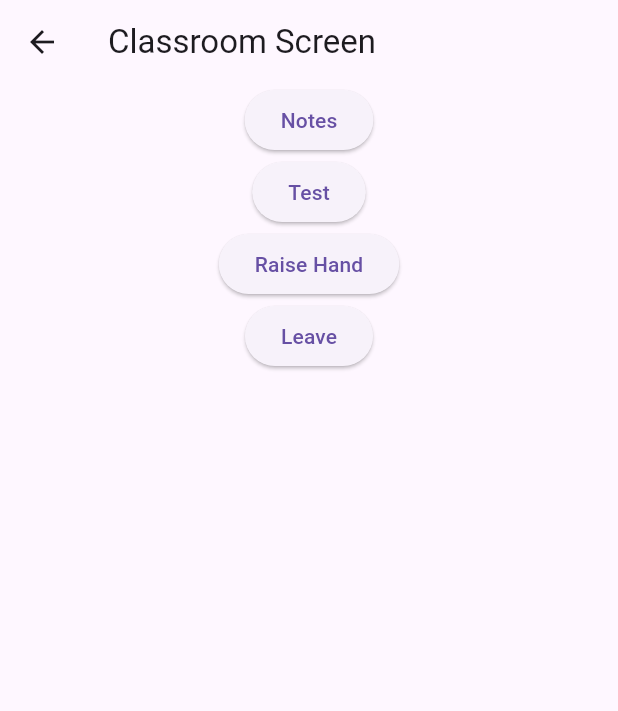
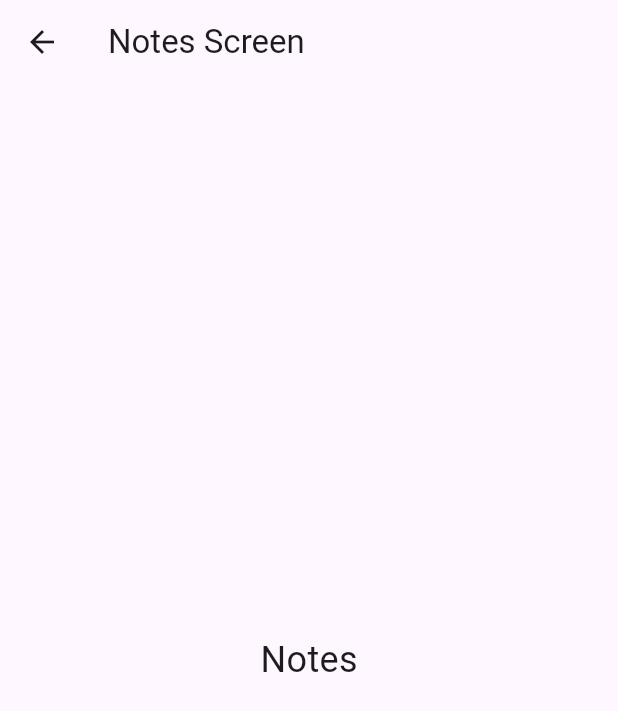
Before and after one commit to HorizonTechFoundation/HorizonClassroom, a Flutter app: the ClassroomScreen screen opened by its route, after a tap on "Notes", on a phone screen of 412 x 824 dp. Shown: the top 711 px of the screen. Run offline on Flutter 3.47's test engine with Material 3 defaults, Android fonts, the light colour scheme and no system bars.

Commit message:
setup complete routes

```diff
--- a/Frontend/horizon_classroom/lib/main.dart
+++ b/Frontend/horizon_classroom/lib/main.dart
@@ -11,7 +11,7 @@ class MyApp extends StatelessWidget {
   @override
   Widget build(BuildContext context) {
     return MaterialApp(
-      title: 'Multi Page App with Routes',
+      title: 'Horizon Classroom',
       initialRoute: AppRoutes.home,
       onGenerateRoute: AppRoutes.generateRoute,
     );
--- a/Frontend/horizon_classroom/lib/routes/app_routes.dart
+++ b/Frontend/horizon_classroom/lib/routes/app_routes.dart
@@ -3,15 +3,26 @@ import '../screens/home_screen.dart';
 import '../screens/second_screen.dart';
 import '../screens/classroom_screen.dart';
 import '../screens/schedule_screen.dart';
+import '../screens/profile_screen.dart';
+import '../screens/classroom_utils/test_screen.dart';
+import '../screens/classroom_utils/result_screen.dart';
+import '../screens/classroom_utils/notes_screen.dart';
 
 class AppRoutes {
   static const String home = '/';
   static const String second = '/second';
   static const String classroom = '/classroom';
   static const String schedule = '/schedule';
+  static const String profile = '/profile';
+
+  static const String test = '/test';
+  static const String result = '/result';
+  static const String notes = '/notes';
+
 
   static Route<dynamic> generateRoute(RouteSettings settings) {
     switch (settings.name) {
+
       case home:
         return MaterialPageRoute(builder: (_) => const HomeScreen());
       case second:
@@ -20,6 +31,16 @@ class AppRoutes {
         return MaterialPageRoute(builder: (_) => const ClassroomScreen());
       case schedule:
         return MaterialPageRoute(builder: (_) => const ScheduleScreen());
+      case profile:
+        return MaterialPageRoute(builder: (_) => const ProfileScreen());
+
+
+      case test:
+        return MaterialPageRoute(builder: (_) => const TestScreen());
+      case result:
+        return MaterialPageRoute(builder: (_) => const ResultScreen());
+      case notes:
+        return MaterialPageRoute(builder: (_) => const NotesScreen());
 
       default:
         return MaterialPageRoute(
--- a/Frontend/horizon_classroom/lib/screens/classroom_screen.dart
+++ b/Frontend/horizon_classroom/lib/screens/classroom_screen.dart
@@ -12,14 +12,14 @@ class ClassroomScreen extends StatelessWidget {
           children:[
             ElevatedButton(
               onPressed: () {
-                Navigator.pushNamed(context, '/classroom');
+                Navigator.pushNamed(context, '/notes');
               },
               child: const Text("Notes"),
             ),
             const SizedBox(width: 20),
             ElevatedButton(
               onPressed: () {
-                Navigator.pushNamed(context, '/schedule');
+                Navigator.pushNamed(context, '/test');
               },
               child: const Text("Test"),
             ),
@@ -30,7 +30,7 @@ class ClassroomScreen extends StatelessWidget {
             const SizedBox(width: 20),
             ElevatedButton(
               onPressed: () {
-                Navigator.pushNamed(context, '/classroom');
+                Navigator.pushNamed(context, '/');
               },
               child: const Text("Leave"),
             ),
--- /dev/null
+++ b/Frontend/horizon_classroom/lib/screens/classroom_utils/notes_screen.dart
@@ -0,0 +1,18 @@
+import 'package:flutter/material.dart';
+
+class NotesScreen extends StatelessWidget {
+  const NotesScreen({super.key});
+
+  @override
+  Widget build(BuildContext context) {
+    return Scaffold(
+      appBar: AppBar(title: const Text("Notes Screen")),
+      body: Center(
+        child: Text(
+          'Notes',
+          style: TextStyle(fontSize: 24),
+        ),
+      ),
+    );
+  }
+}
```
Also changed, not shown: Frontend/horizon_classroom/lib/screens/classroom_utils/result_screen.dart (added, +24 -0 lines), Frontend/horizon_classroom/lib/screens/classroom_utils/test_screen.dart (added, +24 -0 lines), Frontend/horizon_classroom/lib/screens/home_screen.dart (+7 -0 lines), Frontend/horizon_classroom/lib/screens/profile_screen.dart (added, +24 -0 lines), 1 other file.
